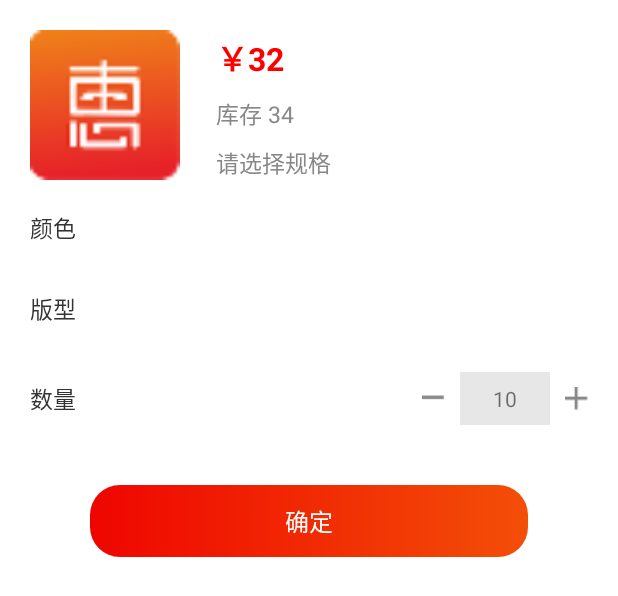
After one commit to fflin/sqka-sdk, an Android app: the layout pop_goods_specify.xml on its own in the app's theme, with its tools: preview values and no code run, on a phone screen of 412 x 824 dp. The commit adds this screen. Shown: the top 596 px of the screen. Run offline under Robolectric (Android 15) with nearby library versions, the phone set to English and light mode, and no system bars.

Commit message:
1 增加规格选择的popupwindow

```diff
--- a/mysdk/mall/src/main/java/com/hengxin/mall/ui/detail/GoodsDetailActivity.java
+++ b/mysdk/mall/src/main/java/com/hengxin/mall/ui/detail/GoodsDetailActivity.java
@@ -2,7 +2,15 @@ package com.hengxin.mall.ui.detail;
 
 import android.content.Context;
 import android.content.Intent;
+import android.graphics.drawable.ColorDrawable;
 import android.support.v7.widget.RecyclerView;
+import android.util.TypedValue;
+import android.view.Gravity;
+import android.view.LayoutInflater;
+import android.view.View;
+import android.view.ViewGroup;
+import android.view.WindowManager;
+import android.widget.PopupWindow;
 import android.widget.TextView;
 
 import com.hengxin.basic.base.BaseResult;
@@ -63,7 +71,30 @@ public class GoodsDetailActivity extends BaseActivity implements GoodsDetailCont
         findViewById(R.id.detail_bot_back).setOnClickListener(v -> finish());
         findViewById(R.id.detail_bot_car).setOnClickListener(v -> ToastUtils.show(GoodsDetailActivity.this, "跳购物车页面"));
         findViewById(R.id.detail_bot_car_add).setOnClickListener(v -> ToastUtils.show(GoodsDetailActivity.this, "加入购物车"));
-        findViewById(R.id.detail_bot_buy).setOnClickListener(v -> ToastUtils.show(GoodsDetailActivity.this, "买买买"));
+        findViewById(R.id.detail_bot_buy).setOnClickListener(v -> {
+            ToastUtils.show(GoodsDetailActivity.this, "买买买");
+            PopupWindow window = new PopupWindow();
+            window.setContentView(LayoutInflater.from(GoodsDetailActivity.this).inflate(R.layout.pop_goods_specify, null));
+            window.showAtLocation(findViewById(R.id.detail_bot_buy), Gravity.BOTTOM|Gravity.CENTER_HORIZONTAL, 0, 0);
+
+            View popView = LayoutInflater.from(GoodsDetailActivity.this).inflate(R.layout.pop_goods_specify, null);
+            PopupWindow mPopupWindow = new PopupWindow(popView, ViewGroup.LayoutParams.MATCH_PARENT, ViewGroup.LayoutParams.WRAP_CONTENT, true);
+            mPopupWindow.setOutsideTouchable(true);
+            mPopupWindow.showAtLocation(findViewById(R.id.detail_bot_buy), Gravity.BOTTOM,0, 0);
+
+            WindowManager.LayoutParams lp = getWindow().getAttributes();
+            lp.alpha = 0.4f;
+            getWindow().setAttributes(lp);
+
+            mPopupWindow.setOnDismissListener(new PopupWindow.OnDismissListener() {
+                @Override
+                public void onDismiss() {
+                    WindowManager.LayoutParams lp = getWindow().getAttributes();
+                    lp.alpha = 1f;
+                    getWindow().setAttributes(lp);
+                }
+            });
+        });
     }
 
     @Override
--- /dev/null
+++ b/mysdk/mall/src/main/res/drawable/pop_add_selector.xml
@@ -0,0 +1,5 @@
+<?xml version="1.0" encoding="utf-8"?>
+<selector xmlns:android="http://schemas.android.com/apk/res/android">
+    <item android:drawable="@drawable/pop_add_select" android:state_pressed="true"/>
+    <item android:drawable="@drawable/pop_add_unselect" />
+</selector>
--- /dev/null
+++ b/mysdk/mall/src/main/res/drawable/pop_plus_selector.xml
@@ -0,0 +1,5 @@
+<?xml version="1.0" encoding="utf-8"?>
+<selector xmlns:android="http://schemas.android.com/apk/res/android">
+    <item android:drawable="@drawable/pop_plus_select" android:state_pressed="true"/>
+    <item android:drawable="@drawable/pop_plus_unselect" />
+</selector>
--- /dev/null
+++ b/mysdk/mall/src/main/res/layout/pop_goods_specify.xml
@@ -0,0 +1,178 @@
+<?xml version="1.0" encoding="utf-8"?>
+<LinearLayout xmlns:android="http://schemas.android.com/apk/res/android"
+    android:id="@+id/pop_layout"
+    android:layout_width="match_parent"
+    android:layout_height="wrap_content"
+    android:orientation="vertical"
+    android:background="@color/white"
+    android:paddingLeft="20dp"
+    android:paddingRight="20dp">
+
+    <RelativeLayout
+        android:layout_width="match_parent"
+        android:layout_height="wrap_content"
+        android:layout_marginTop="20dp">
+
+        <ImageView
+            android:id="@+id/pop_img"
+            android:layout_width="100dp"
+            android:layout_height="100dp"
+            android:scaleType="centerCrop"
+            android:src="@drawable/slogan" />
+
+
+        <RelativeLayout
+            android:layout_width="match_parent"
+            android:layout_height="100dp"
+            android:layout_marginStart="24dp"
+            android:layout_toEndOf="@+id/pop_img"
+            android:gravity="bottom">
+
+            <LinearLayout
+                android:layout_width="wrap_content"
+                android:layout_height="wrap_content"
+                android:orientation="vertical">
+
+                <TextView
+                    android:id="@+id/pop_price"
+                    android:layout_width="wrap_content"
+                    android:layout_height="wrap_content"
+                    android:text="￥32"
+                    android:textColor="@color/goods_detail_price_current"
+                    android:textSize="21sp"
+                    android:textStyle="bold" />
+
+                <TextView
+                    android:id="@+id/pop_count"
+                    android:layout_width="wrap_content"
+                    android:layout_height="wrap_content"
+                    android:layout_marginTop="9dp"
+                    android:text="库存 34"
+                    android:textColor="@color/detail_pop_88"
+                    android:textSize="15sp" />
+
+                <TextView
+                    android:id="@+id/pop_specify"
+                    android:layout_width="wrap_content"
+                    android:layout_height="wrap_content"
+                    android:layout_marginTop="9dp"
+                    android:text="请选择规格"
+                    android:textColor="@color/detail_pop_88"
+                    android:textSize="15sp" />
+
+            </LinearLayout>
+
+        </RelativeLayout>
+
+    </RelativeLayout>
+
+
+    <android.support.v4.widget.NestedScrollView
+        android:layout_width="match_parent"
+        android:layout_height="wrap_content"
+        android:layout_marginTop="20dp">
+
+        <LinearLayout
+            android:layout_width="match_parent"
+            android:layout_height="wrap_content"
+            android:orientation="vertical">
+
+            <TextView
+                android:layout_width="wrap_content"
+                android:layout_height="wrap_content"
+                android:text="颜色"
+                android:textColor="@color/detail_pop_33"
+                android:textSize="15sp" />
+
+            <com.google.android.flexbox.FlexboxLayout
+                android:layout_width="match_parent"
+                android:layout_height="wrap_content"
+                android:layout_marginTop="15dp" />
+
+
+            <TextView
+                android:layout_width="wrap_content"
+                android:layout_height="wrap_content"
+                android:layout_marginTop="15dp"
+                android:text="版型"
+                android:textColor="@color/detail_pop_33"
+                android:textSize="15sp" />
+
+            <com.google.android.flexbox.FlexboxLayout
+                android:layout_width="match_parent"
+                android:layout_height="wrap_content"
+                android:layout_marginTop="15dp" />
+
+
+            <RelativeLayout
+                android:layout_width="match_parent"
+                android:layout_height="wrap_content"
+                android:layout_marginTop="15dp">
+
+                <TextView
+                    android:layout_width="wrap_content"
+                    android:layout_height="wrap_content"
+                    android:layout_centerVertical="true"
+                    android:text="数量"
+                    android:textColor="@color/detail_pop_33"
+                    android:textSize="15sp" />
+
+                <LinearLayout
+                    android:layout_width="wrap_content"
+                    android:layout_height="wrap_content"
+                    android:layout_alignParentEnd="true"
+                    android:gravity="center_vertical"
+                    android:orientation="horizontal">
+
+
+                    <Button
+                        android:layout_width="15dp"
+                        android:layout_height="15dp"
+                        android:padding="10dp"
+                        android:background="@drawable/pop_plus_selector" />
+
+                    <TextView
+                        android:id="@+id/goodsRule_numTv"
+                        android:layout_width="wrap_content"
+                        android:layout_height="wrap_content"
+                        android:background="@color/detail_pop_e7"
+                        android:paddingLeft="22dp"
+                        android:paddingTop="8dp"
+                        android:paddingRight="22dp"
+                        android:paddingBottom="8dp"
+                        android:text="10"
+                        android:textSize="14sp"
+                        android:layout_marginLeft="10dp"/>
+
+
+                    <Button
+                        android:layout_width="15dp"
+                        android:layout_height="15dp"
+                        android:layout_marginLeft="10dp"
+                        android:background="@drawable/pop_add_selector"/>
+
+                </LinearLayout>
+
+            </RelativeLayout>
+
+        </LinearLayout>
+    </android.support.v4.widget.NestedScrollView>
+
+
+    <TextView
+        android:layout_width="wrap_content"
+        android:layout_height="wrap_content"
+        android:layout_gravity="center_horizontal"
+        android:layout_marginTop="40dp"
+        android:layout_marginBottom="30dp"
+        android:background="@drawable/bg_detail_add_car"
+        android:paddingLeft="130dp"
+        android:paddingTop="12dp"
+        android:paddingRight="130dp"
+        android:paddingBottom="12dp"
+        android:text="确定"
+        android:textColor="@color/white"
+        android:textSize="16sp" />
+
+
+</LinearLayout>
--- a/mysdk/mall/src/main/res/values/color.xml
+++ b/mysdk/mall/src/main/res/values/color.xml
@@ -23,4 +23,7 @@
     <color name="goods_detail_price_original">#979797</color>
     <color name="hor_line">#E8E8E8</color>
     <color name="detail_slogan">#4E4E4E</color>
+    <color name="detail_pop_88">#888888</color>
+    <color name="detail_pop_33">#333333</color>
+    <color name="detail_pop_e7">#e7e7e7</color>
 </resources>
```
Also changed, not shown: mysdk/mall/src/main/res/drawable-xxhdpi/pop_add_select.png (added), mysdk/mall/src/main/res/drawable-xxhdpi/pop_add_unselect.png (added), mysdk/mall/src/main/res/drawable-xxhdpi/pop_plus_select.png (added), mysdk/mall/src/main/res/drawable-xxhdpi/pop_plus_unselect.png (added).
